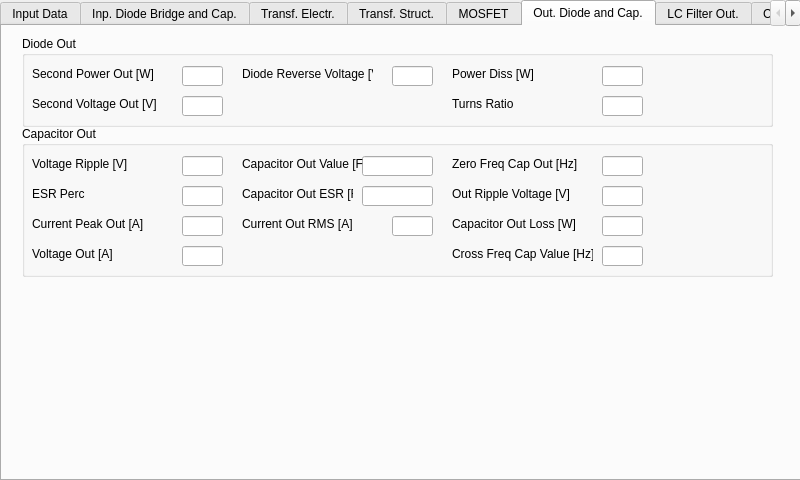
First picture: the form in FLySMPS/FLySMPS.ui, repository aemeltsev/FLySMPS, before the edit.
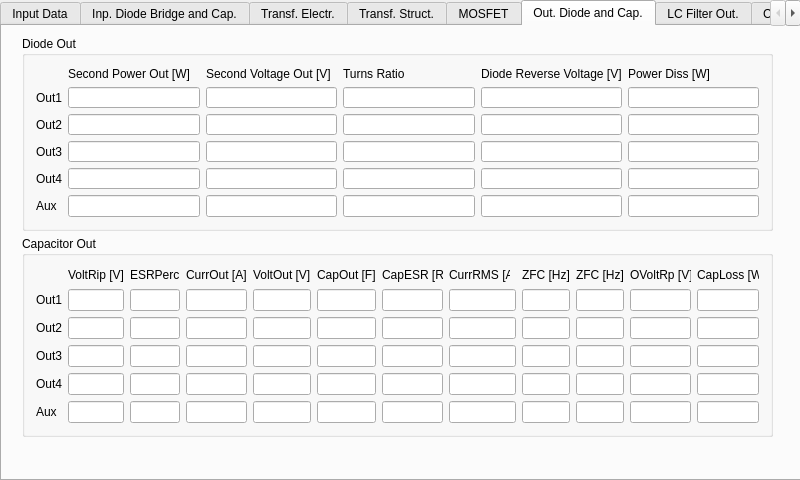
Second picture: the form after the edit. The open tabs and pages were chosen to show the change.

```diff
--- a/FLySMPS/FLySMPS.ui
+++ b/FLySMPS/FLySMPS.ui
@@ -1770,399 +1770,451 @@
         <x>20</x>
         <y>10</y>
         <width>751</width>
-        <height>91</height>
+        <height>195</height>
        </rect>
       </property>
       <property name="title">
        <string>Diode Out</string>
       </property>
-      <widget class="QLineEdit" name="lineEdit_152">
-       <property name="geometry">
-        <rect>
-         <x>160</x>
-         <y>30</y>
-         <width>41</width>
-         <height>20</height>
-        </rect>
-       </property>
-      </widget>
-      <widget class="QLabel" name="label_130">
-       <property name="geometry">
-        <rect>
-         <x>10</x>
-         <y>30</y>
-         <width>131</width>
-         <height>16</height>
-        </rect>
-       </property>
-       <property name="text">
-        <string>Second Power Out [W]</string>
-       </property>
-      </widget>
-      <widget class="QLineEdit" name="lineEdit_153">
-       <property name="geometry">
-        <rect>
-         <x>160</x>
-         <y>60</y>
-         <width>41</width>
-         <height>20</height>
-        </rect>
-       </property>
-       <property name="text">
-        <string/>
-       </property>
-      </widget>
-      <widget class="QLabel" name="label_131">
-       <property name="geometry">
-        <rect>
-         <x>10</x>
-         <y>60</y>
-         <width>131</width>
-         <height>16</height>
-        </rect>
-       </property>
-       <property name="text">
-        <string>Second Voltage Out [V]</string>
-       </property>
-      </widget>
-      <widget class="QLineEdit" name="lineEdit_154">
-       <property name="geometry">
-        <rect>
-         <x>580</x>
-         <y>60</y>
-         <width>41</width>
-         <height>20</height>
-        </rect>
-       </property>
-      </widget>
-      <widget class="QLabel" name="label_132">
-       <property name="geometry">
-        <rect>
-         <x>430</x>
-         <y>60</y>
-         <width>131</width>
-         <height>16</height>
-        </rect>
-       </property>
-       <property name="text">
-        <string>Turns Ratio</string>
-       </property>
-      </widget>
-      <widget class="QLineEdit" name="lineEdit_155">
-       <property name="geometry">
-        <rect>
-         <x>370</x>
-         <y>30</y>
-         <width>41</width>
-         <height>20</height>
-        </rect>
-       </property>
-      </widget>
-      <widget class="QLabel" name="label_133">
-       <property name="geometry">
-        <rect>
-         <x>220</x>
-         <y>30</y>
-         <width>131</width>
-         <height>16</height>
-        </rect>
-       </property>
-       <property name="text">
-        <string>Diode Reverse Voltage [V]</string>
-       </property>
-      </widget>
-      <widget class="QLineEdit" name="lineEdit_156">
-       <property name="geometry">
-        <rect>
-         <x>580</x>
-         <y>30</y>
-         <width>41</width>
-         <height>20</height>
-        </rect>
-       </property>
-      </widget>
-      <widget class="QLabel" name="label_134">
-       <property name="geometry">
-        <rect>
-         <x>430</x>
-         <y>30</y>
-         <width>131</width>
-         <height>16</height>
-        </rect>
-       </property>
-       <property name="text">
-        <string>Power Diss [W]</string>
-       </property>
-      </widget>
+      <layout class="QGridLayout" name="gridLayout_15">
+       <item row="0" column="1">
+        <widget class="QLabel" name="label_135">
+         <property name="text">
+          <string>Second Power Out [W]</string>
+         </property>
+        </widget>
+       </item>
+       <item row="1" column="3">
+        <widget class="QLineEdit" name="lineEdit_122"/>
+       </item>
+       <item row="2" column="1">
+        <widget class="QLineEdit" name="lineEdit_165"/>
+       </item>
+       <item row="2" column="3">
+        <widget class="QLineEdit" name="lineEdit_167"/>
+       </item>
+       <item row="4" column="2">
+        <widget class="QLineEdit" name="lineEdit_186"/>
+       </item>
+       <item row="2" column="0">
+        <widget class="QLabel" name="label_146">
+         <property name="text">
+          <string>Out2</string>
+         </property>
+        </widget>
+       </item>
+       <item row="0" column="3">
+        <widget class="QLabel" name="label_137">
+         <property name="text">
+          <string>Turns Ratio</string>
+         </property>
+        </widget>
+       </item>
+       <item row="0" column="5">
+        <widget class="QLabel" name="label_139">
+         <property name="text">
+          <string>Power Diss [W]</string>
+         </property>
+        </widget>
+       </item>
+       <item row="3" column="2">
+        <widget class="QLineEdit" name="lineEdit_176"/>
+       </item>
+       <item row="2" column="2">
+        <widget class="QLineEdit" name="lineEdit_166"/>
+       </item>
+       <item row="4" column="3">
+        <widget class="QLineEdit" name="lineEdit_187"/>
+       </item>
+       <item row="0" column="4">
+        <widget class="QLabel" name="label_138">
+         <property name="text">
+          <string>Diode Reverse Voltage [V]</string>
+         </property>
+        </widget>
+       </item>
+       <item row="4" column="5">
+        <widget class="QLineEdit" name="lineEdit_189"/>
+       </item>
+       <item row="2" column="5">
+        <widget class="QLineEdit" name="lineEdit_169"/>
+       </item>
+       <item row="5" column="4">
+        <widget class="QLineEdit" name="lineEdit_198"/>
+       </item>
+       <item row="1" column="1">
+        <widget class="QLineEdit" name="lineEdit_120"/>
+       </item>
+       <item row="3" column="3">
+        <widget class="QLineEdit" name="lineEdit_177"/>
+       </item>
+       <item row="1" column="0">
+        <widget class="QLabel" name="label_145">
+         <property name="text">
+          <string>Out1</string>
+         </property>
+        </widget>
+       </item>
+       <item row="1" column="2">
+        <widget class="QLineEdit" name="lineEdit_121"/>
+       </item>
+       <item row="3" column="0">
+        <widget class="QLabel" name="label_147">
+         <property name="text">
+          <string>Out3</string>
+         </property>
+        </widget>
+       </item>
+       <item row="3" column="4">
+        <widget class="QLineEdit" name="lineEdit_178"/>
+       </item>
+       <item row="5" column="5">
+        <widget class="QLineEdit" name="lineEdit_199"/>
+       </item>
+       <item row="3" column="1">
+        <widget class="QLineEdit" name="lineEdit_175"/>
+       </item>
+       <item row="5" column="3">
+        <widget class="QLineEdit" name="lineEdit_197"/>
+       </item>
+       <item row="4" column="4">
+        <widget class="QLineEdit" name="lineEdit_188"/>
+       </item>
+       <item row="5" column="2">
+        <widget class="QLineEdit" name="lineEdit_196"/>
+       </item>
+       <item row="5" column="0">
+        <widget class="QLabel" name="label_149">
+         <property name="text">
+          <string>Aux</string>
+         </property>
+        </widget>
+       </item>
+       <item row="1" column="5">
+        <widget class="QLineEdit" name="lineEdit_159"/>
+       </item>
+       <item row="2" column="4">
+        <widget class="QLineEdit" name="lineEdit_168"/>
+       </item>
+       <item row="3" column="5">
+        <widget class="QLineEdit" name="lineEdit_179"/>
+       </item>
+       <item row="0" column="2">
+        <widget class="QLabel" name="label_136">
+         <property name="text">
+          <string>Second Voltage Out [V]</string>
+         </property>
+        </widget>
+       </item>
+       <item row="1" column="4">
+        <widget class="QLineEdit" name="lineEdit_157"/>
+       </item>
+       <item row="4" column="0">
+        <widget class="QLabel" name="label_148">
+         <property name="text">
+          <string>Out4</string>
+         </property>
+        </widget>
+       </item>
+       <item row="4" column="1">
+        <widget class="QLineEdit" name="lineEdit_185"/>
+       </item>
+       <item row="5" column="1">
+        <widget class="QLineEdit" name="lineEdit_195"/>
+       </item>
+      </layout>
      </widget>
      <widget class="QGroupBox" name="groupBox_5">
       <property name="geometry">
        <rect>
         <x>20</x>
-        <y>100</y>
+        <y>210</y>
         <width>751</width>
-        <height>151</height>
+        <height>201</height>
        </rect>
       </property>
       <property name="title">
        <string>Capacitor Out</string>
       </property>
-      <widget class="QLineEdit" name="lineEdit_234">
-       <property name="geometry">
-        <rect>
-         <x>160</x>
-         <y>30</y>
-         <width>41</width>
-         <height>20</height>
-        </rect>
-       </property>
-      </widget>
-      <widget class="QLabel" name="label_269">
-       <property name="geometry">
-        <rect>
-         <x>10</x>
-         <y>30</y>
-         <width>141</width>
-         <height>16</height>
-        </rect>
-       </property>
-       <property name="text">
-        <string>Voltage Ripple [V]</string>
-       </property>
-      </widget>
-      <widget class="QLineEdit" name="lineEdit_235">
-       <property name="geometry">
-        <rect>
-         <x>160</x>
-         <y>60</y>
-         <width>41</width>
-         <height>20</height>
-        </rect>
-       </property>
-       <property name="text">
-        <string/>
-       </property>
-      </widget>
-      <widget class="QLabel" name="label_270">
-       <property name="geometry">
-        <rect>
-         <x>10</x>
-         <y>60</y>
-         <width>141</width>
-         <height>16</height>
-        </rect>
-       </property>
-       <property name="text">
-        <string>ESR Perc</string>
-       </property>
-      </widget>
-      <widget class="QLineEdit" name="lineEdit_236">
-       <property name="geometry">
-        <rect>
-         <x>160</x>
-         <y>90</y>
-         <width>41</width>
-         <height>20</height>
-        </rect>
-       </property>
-      </widget>
-      <widget class="QLabel" name="label_271">
-       <property name="geometry">
-        <rect>
-         <x>10</x>
-         <y>90</y>
-         <width>141</width>
-         <height>16</height>
-        </rect>
-       </property>
-       <property name="text">
-        <string>Current Peak Out [A]</string>
-       </property>
-      </widget>
-      <widget class="QLineEdit" name="lineEdit_237">
-       <property name="geometry">
-        <rect>
-         <x>340</x>
-         <y>30</y>
-         <width>71</width>
-         <height>20</height>
-        </rect>
-       </property>
-      </widget>
-      <widget class="QLabel" name="label_272">
-       <property name="geometry">
-        <rect>
-         <x>220</x>
-         <y>30</y>
-         <width>121</width>
-         <height>16</height>
-        </rect>
-       </property>
-       <property name="text">
-        <string>Capacitor Out Value [F]</string>
-       </property>
-      </widget>
-      <widget class="QLineEdit" name="lineEdit_238">
-       <property name="geometry">
-        <rect>
-         <x>580</x>
-         <y>30</y>
-         <width>41</width>
-         <height>20</height>
-        </rect>
-       </property>
-      </widget>
-      <widget class="QLabel" name="label_273">
-       <property name="geometry">
-        <rect>
-         <x>430</x>
-         <y>30</y>
-         <width>141</width>
-         <height>16</height>
-        </rect>
-       </property>
-       <property name="text">
-        <string>Zero Freq Cap Out [Hz]</string>
-       </property>
-      </widget>
-      <widget class="QLabel" name="label_557">
-       <property name="geometry">
-        <rect>
-         <x>10</x>
-         <y>120</y>
-         <width>141</width>
-         <height>16</height>
-        </rect>
-       </property>
-       <property name="text">
-        <string>Voltage Out [A]</string>
-       </property>
-      </widget>
-      <widget class="QLineEdit" name="lineEdit_456">
-       <property name="geometry">
-        <rect>
-         <x>160</x>
-         <y>120</y>
-         <width>41</width>
-         <height>20</height>
-        </rect>
-       </property>
-      </widget>
-      <widget class="QLineEdit" name="lineEdit_457">
-       <property name="geometry">
-        <rect>
-         <x>340</x>
-         <y>60</y>
-         <width>71</width>
-         <height>20</height>
-        </rect>
-       </property>
-      </widget>
-      <widget class="QLabel" name="label_558">
-       <property name="geometry">
-        <rect>
-         <x>220</x>
-         <y>60</y>
-         <width>111</width>
-         <height>16</height>
-        </rect>
-       </property>
-       <property name="text">
-        <string>Capacitor Out ESR [R]</string>
-       </property>
-      </widget>
-      <widget class="QLabel" name="label_559">
-       <property name="geometry">
-        <rect>
-         <x>220</x>
-         <y>90</y>
-         <width>141</width>
-         <height>16</height>
-        </rect>
-       </property>
-       <property name="text">
-        <string>Current Out RMS [A]</string>
-       </property>
-      </widget>
-      <widget class="QLineEdit" name="lineEdit_458">
-       <property name="geometry">
-        <rect>
-         <x>370</x>
-         <y>90</y>
-         <width>41</width>
-         <height>20</height>
-        </rect>
-       </property>
-      </widget>
-      <widget class="QLabel" name="label_560">
-       <property name="geometry">
-        <rect>
-         <x>430</x>
-         <y>60</y>
-         <width>131</width>
-         <height>16</height>
-        </rect>
-       </property>
-       <property name="text">
-        <string>Out Ripple Voltage [V]</string>
-       </property>
-      </widget>
-      <widget class="QLineEdit" name="lineEdit_459">
-       <property name="geometry">
-        <rect>
-         <x>580</x>
-         <y>60</y>
-         <width>41</width>
-         <height>20</height>
-        </rect>
-       </property>
-      </widget>
-      <widget class="QLabel" name="label_561">
-       <property name="geometry">
-        <rect>
-         <x>430</x>
-         <y>90</y>
-         <width>131</width>
-         <height>16</height>
-        </rect>
-       </property>
-       <property name="text">
-        <string>Capacitor Out Loss [W]</string>
-       </property>
-      </widget>
-      <widget class="QLineEdit" name="lineEdit_460">
-       <property name="geometry">
-        <rect>
-         <x>580</x>
-         <y>90</y>
-         <width>41</width>
-         <height>20</height>
-        </rect>
-       </property>
-      </widget>
-      <widget class="QLabel" name="label_567">
-       <property name="geometry">
-        <rect>
-         <x>430</x>
-         <y>120</y>
-         <width>141</width>
-         <height>16</height>
-        </rect>
-       </property>
-       <property name="text">
-        <string>Cross Freq Cap Value [Hz]</string>
-       </property>
-      </widget>
-      <widget class="QLineEdit" name="lineEdit_466">
-       <property name="geometry">
-        <rect>
-         <x>580</x>
-         <y>120</y>
-         <width>41</width>
-         <height>20</height>
-        </rect>
-       </property>
-      </widget>
+      <layout class="QGridLayout" name="gridLayout_31">
+       <item row="7" column="2">
+        <widget class="QLineEdit" name="lineEdit_190"/>
+       </item>
+       <item row="0" column="12">
+        <widget class="QLabel" name="label_311">
+         <property name="text">
+          <string>CapLoss [W]</string>
+         </property>
+        </widget>
+       </item>
+       <item row="6" column="6">
+        <widget class="QLineEdit" name="lineEdit_215"/>
+       </item>
+       <item row="0" column="11">
+        <widget class="QLabel" name="label_310">
+         <property name="text">
+          <string>OVoltRp [V]</string>
+         </property>
+        </widget>
+       </item>
+       <item row="4" column="5">
+        <widget class="QLineEdit" name="lineEdit_155"/>
+       </item>
+       <item row="6" column="2">
+        <widget class="QLineEdit" name="lineEdit_180"/>
+       </item>
+       <item row="5" column="7" colspan="2">
+        <widget class="QLineEdit" name="lineEdit_184"/>
+       </item>
+       <item row="7" column="7" colspan="2">
+        <widget class="QLineEdit" name="lineEdit_211"/>
+       </item>
+       <item row="4" column="3">
+        <widget class="QLineEdit" name="lineEdit_152"/>
+       </item>
+       <item row="8" column="4">
+        <widget class="QLineEdit" name="lineEdit_200"/>
+       </item>
+       <item row="4" column="12">
+        <widget class="QLineEdit" name="lineEdit_220"/>
+       </item>
+       <item row="6" column="3">
+        <widget class="QLineEdit" name="lineEdit_181"/>
+       </item>
+       <item row="4" column="6">
+        <widget class="QLineEdit" name="lineEdit_156"/>
+       </item>
+       <item row="6" column="4">
+        <widget class="QLineEdit" name="lineEdit_182"/>
+       </item>
+       <item row="4" column="11">
+        <widget class="QLineEdit" name="lineEdit_164"/>
+       </item>
+       <item row="5" column="9">
+        <widget class="QLineEdit" name="lineEdit_207"/>
+       </item>
+       <item row="6" column="7" colspan="2">
+        <widget class="QLineEdit" name="lineEdit_208"/>
+       </item>
+       <item row="5" column="0">
+        <widget class="QLabel" name="label_150">
+         <property name="text">
+          <string>Out2</string>
+         </property>
+        </widget>
+       </item>
+       <item row="4" column="0">
+        <widget class="QLabel" name="label_151">
+         <property name="text">
+          <string>Out1</string>
+         </property>
+        </widget>
+       </item>
+       <item row="7" column="4">
+        <widget class="QLineEdit" name="lineEdit_193"/>
+       </item>
+       <item row="8" column="11">
+        <widget class="QLineEdit" name="lineEdit_229"/>
+       </item>
+       <item row="8" column="3">
+        <widget class="QLineEdit" name="lineEdit_202"/>
+       </item>
+       <item row="4" column="10">
+        <widget class="QLineEdit" name="lineEdit_163"/>
+       </item>
+       <item row="8" column="2">
+        <widget class="QLineEdit" name="lineEdit_203"/>
+       </item>
+       <item row="0" column="1">
+        <widget class="QLabel" name="label_269">
+         <property name="text">
+          <string>VoltRip [V]</string>
+         </property>
+        </widget>
+       </item>
+       <item row="6" column="10">
+        <widget class="QLineEdit" name="lineEdit_224"/>
+       </item>
+       <item row="7" column="11">
+        <widget class="QLineEdit" name="lineEdit_227"/>
+       </item>
+       <item row="0" column="5">
+        <widget class="QLabel" name="label_303">
+         <property name="text">
+          <string>CapOut [F]</string>
+         </property>
+        </widget>
+       </item>
+       <item row="7" column="10">
+        <widget class="QLineEdit" name="lineEdit_219"/>
+       </item>
+       <item row="7" column="9">
+        <widget class="QLineEdit" name="lineEdit_210"/>
+       </item>
+       <item row="0" column="3">
+        <widget class="QLabel" name="label_274">
+         <property name="text">
+          <string>CurrOut [A]</string>
+         </property>
+        </widget>
+       </item>
+       <item row="5" column="12">
+        <widget class="QLineEdit" name="lineEdit_221"/>
+       </item>
+       <item row="4" column="1">
+        <widget class="QLineEdit" name="lineEdit_153"/>
+       </item>
+       <item row="0" column="10">
+        <widget class="QLabel" name="label_309">
+         <property name="text">
+          <string>ZFC [Hz]</string>
+         </property>
+        </widget>
+       </item>
+       <item row="5" column="1">
+        <widget class="QLineEdit" name="lineEdit_170"/>
+       </item>
+       <item row="5" column="5">
+        <widget class="QLineEdit" name="lineEdit_212"/>
+       </item>
+       <item row="6" column="11">
+        <widget class="QLineEdit" name="lineEdit_226"/>
+       </item>
+       <item row="7" column="0">
+        <widget class="QLabel" name="label_154">
+         <property name="text">
+          <string>Out4</string>
+         </property>
+        </widget>
+       </item>
+       <item row="8" column="0">
+        <widget class="QLabel" name="label_153">
+         <property name="text">
+          <string>Aux</string>
+         </property>
+        </widget>
+       </item>
+       <item row="7" column="6">
+        <widget class="QLineEdit" name="lineEdit_192"/>
+       </item>
+       <item row="4" column="7" colspan="2">
+        <widget class="QLineEdit" name="lineEdit_160"/>
+       </item>
+       <item row="5" column="6">
+        <widget class="QLineEdit" name="lineEdit_173"/>
+       </item>
+       <item row="6" column="9">
+        <widget class="QLineEdit" name="lineEdit_214"/>
+       </item>
+       <item row="7" column="3">
+        <widget class="QLineEdit" name="lineEdit_191"/>
+       </item>
+       <item row="4" column="4">
+        <widget class="QLineEdit" name="lineEdit_161"/>
+       </item>
+       <item row="5" column="11">
+        <widget class="QLineEdit" name="lineEdit_223"/>
+       </item>
+       <item row="8" column="9">
+        <widget class="QLineEdit" name="lineEdit_206"/>
+       </item>
+       <item row="5" column="10">
+        <widget class="QLineEdit" name="lineEdit_217"/>
+       </item>
+       <item row="5" column="4">
+        <widget class="QLineEdit" name="lineEdit_174"/>
+       </item>
+       <item row="8" column="1">
+        <widget class="QLineEdit" name="lineEdit_204"/>
+       </item>
+       <item row="6" column="1">
+        <widget class="QLineEdit" name="lineEdit_183"/>
+       </item>
+       <item row="0" column="9">
+        <widget class="QLabel" name="label_307">
+         <property name="text">
+          <string>ZFC [Hz]</string>
+         </property>
+        </widget>
+       </item>
+       <item row="5" column="2">
+        <widget class="QLineEdit" name="lineEdit_172"/>
+       </item>
+       <item row="8" column="7" colspan="2">
+        <widget class="QLineEdit" name="lineEdit_209"/>
+       </item>
+       <item row="7" column="5">
+        <widget class="QLineEdit" name="lineEdit_201"/>
+       </item>
+       <item row="4" column="2">
+        <widget class="QLineEdit" name="lineEdit_154"/>
+       </item>
+       <item row="6" column="0">
+        <widget class="QLabel" name="label_152">
+         <property name="text">
+          <string>Out3</string>
+         </property>
+        </widget>
+       </item>
+       <item row="0" column="2">
+        <widget class="QLabel" name="label_270">
+         <property name="text">
+          <string>ESRPerc</string>
+         </property>
+        </widget>
+       </item>
+       <item row="5" column="3">
+        <widget class="QLineEdit" name="lineEdit_171"/>
+       </item>
+       <item row="8" column="12">
+        <widget class="QLineEdit" name="lineEdit_222"/>
+       </item>
+       <item row="6" column="5">
+        <widget class="QLineEdit" name="lineEdit_216"/>
+       </item>
+       <item row="4" column="9">
+        <widget class="QLineEdit" name="lineEdit_162"/>
+       </item>
+       <item row="7" column="1">
+        <widget class="QLineEdit" name="lineEdit_194"/>
+       </item>
+       <item row="8" column="10">
+        <widget class="QLineEdit" name="lineEdit_228"/>
+       </item>
+       <item row="8" column="5">
+        <widget class="QLineEdit" name="lineEdit_213"/>
+       </item>
+       <item row="8" column="6">
+        <widget class="QLineEdit" name="lineEdit_205"/>
+       </item>
+       <item row="6" column="12">
+        <widget class="QLineEdit" name="lineEdit_218"/>
+       </item>
+       <item row="0" column="4">
+        <widget class="QLabel" name="label_275">
+         <property name="text">
+          <string>VoltOut [V]</string>
+         </property>
+        </widget>
+       </item>
+       <item row="7" column="12">
+        <widget class="QLineEdit" name="lineEdit_225"/>
+       </item>
+       <item row="0" column="6">
+        <widget class="QLabel" name="label_306">
+         <property name="text">
+          <string>CapESR [R]</string>
+         </property>
+        </widget>
+       </item>
+       <item row="0" column="7">
+        <widget class="QLabel" name="label_308">
+         <property name="text">
+          <string>CurrRMS [A]</string>
+         </property>
+        </widget>
+       </item>
+      </layout>
      </widget>
     </widget>
     <widget class="QWidget" name="LCFiltOut">
```
Left out of the diff: 8 changed lines with no effect on the pictures.
